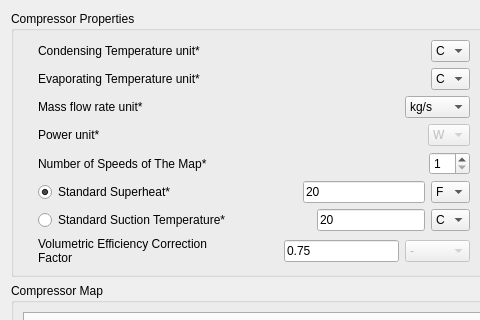
The window that ui_files/Compressor_define_Map.ui (OmarZaki96/EGSim) describes before a commit, drawn with Qt 5; both pictures show x 0 to 480 and y 0 to 320 of the 976 by 664 pixel window.
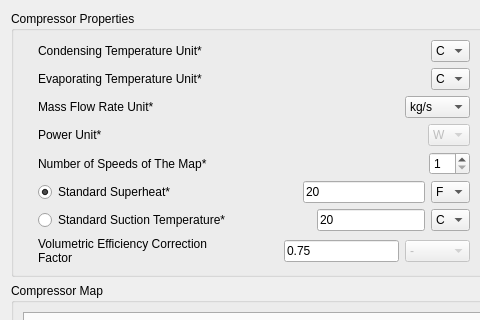
The same window after the commit.

```diff
--- a/ui_files/Compressor_define_Map.ui
+++ b/ui_files/Compressor_define_Map.ui
@@ -49,7 +49,7 @@
              <string>Unit of the condensing temperatures of the map.</string>
             </property>
             <property name="text">
-             <string>Condensing Temperature unit*</string>
+             <string>Condensing Temperature Unit*</string>
             </property>
            </widget>
           </item>
@@ -130,7 +130,7 @@
              <string>Unit of the evaporating temperatures of the map.</string>
             </property>
             <property name="text">
-             <string>Evaporating Temperature unit*</string>
+             <string>Evaporating Temperature Unit*</string>
             </property>
            </widget>
           </item>
@@ -211,7 +211,7 @@
              <string>Mass flow rate unit of the map.</string>
             </property>
             <property name="text">
-             <string>Mass flow rate unit*</string>
+             <string>Mass Flow Rate Unit*</string>
             </property>
            </widget>
           </item>
@@ -307,7 +307,7 @@
              <string>Power unit of the map</string>
             </property>
             <property name="text">
-             <string>Power unit*</string>
+             <string>Power Unit*</string>
             </property>
            </widget>
           </item>
```
